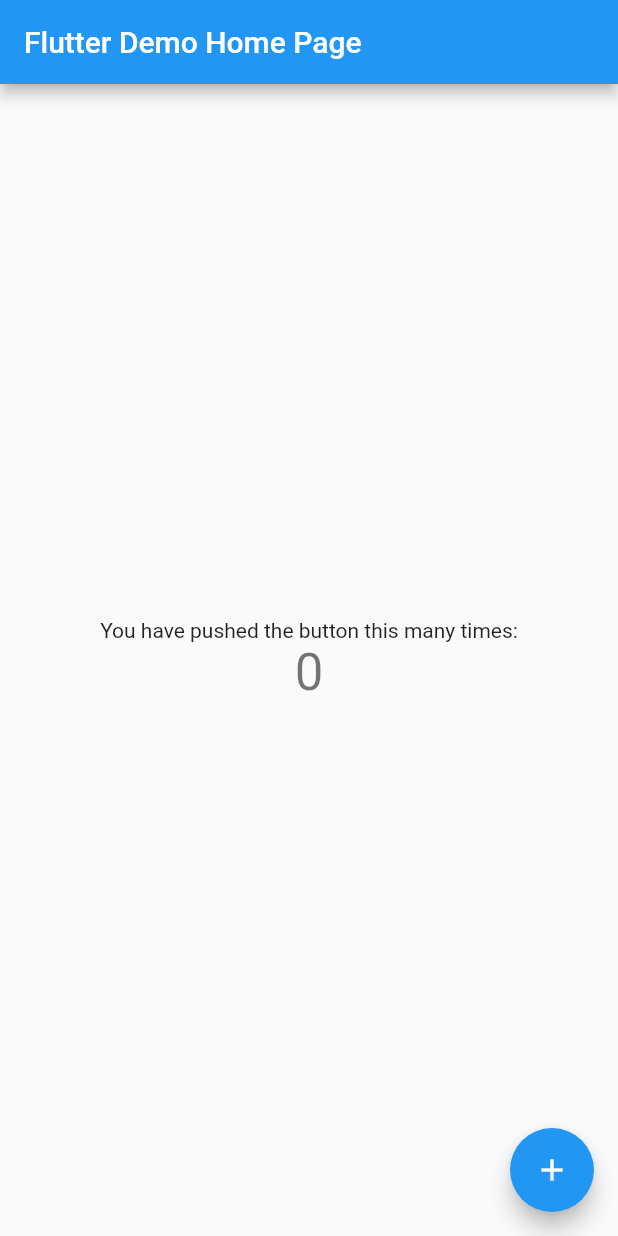
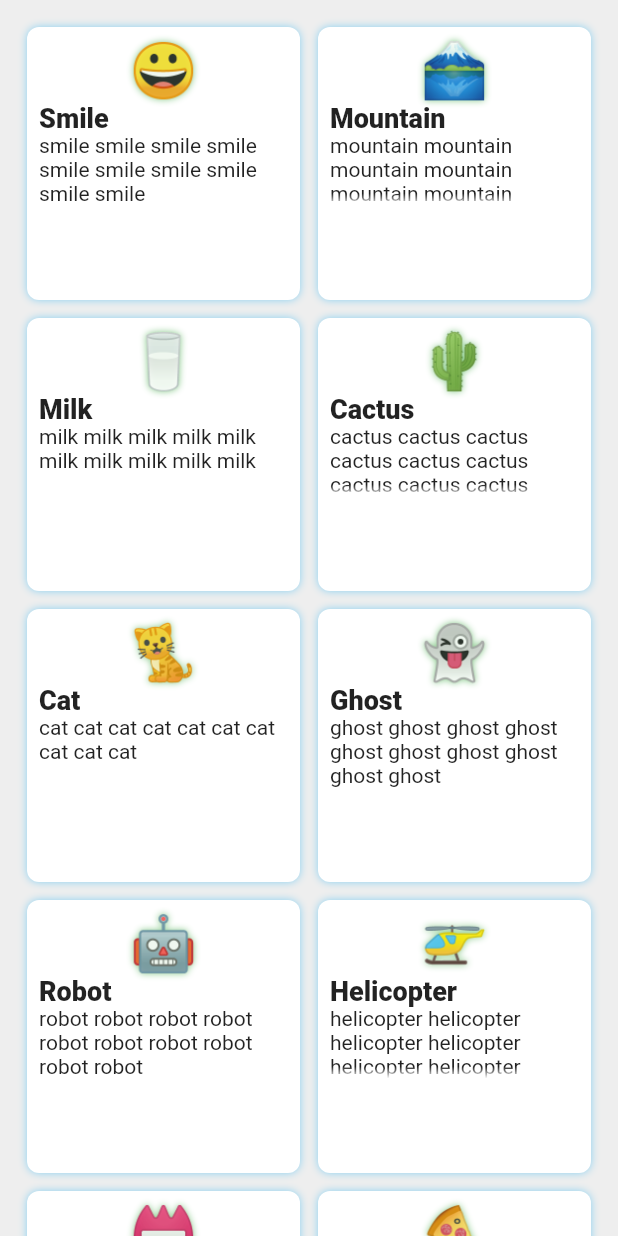
Before and after one commit to sidepelican/iosdc2021, a Flutter app: the screen it shows after launch, on a phone screen of 412 x 824 dp. Run offline on Flutter 3.47's test engine with Material 2 defaults, Android fonts, the phone set to English and light mode, and no system bars.

Commit message:
Add emoji collection

```diff
--- a/flutter_emoji_mania/lib/main.dart
+++ b/flutter_emoji_mania/lib/main.dart
@@ -5,109 +5,203 @@ void main() {
 }
 
 class MyApp extends StatelessWidget {
-  // This widget is the root of your application.
   @override
   Widget build(BuildContext context) {
     return MaterialApp(
       title: 'Flutter Demo',
-      theme: ThemeData(
-        // This is the theme of your application.
-        //
-        // Try running your application with "flutter run". You'll see the
-        // application has a blue toolbar. Then, without quitting the app, try
-        // changing the primarySwatch below to Colors.green and then invoke
-        // "hot reload" (press "r" in the console where you ran "flutter run",
-        // or simply save your changes to "hot reload" in a Flutter IDE).
-        // Notice that the counter didn't reset back to zero; the application
-        // is not restarted.
-        primarySwatch: Colors.blue,
+      home: Scaffold(
+        backgroundColor: Colors.grey.shade200,
+        body: SafeArea(child: RootPage()),
       ),
-      home: MyHomePage(title: 'Flutter Demo Home Page'),
     );
   }
 }
 
-class MyHomePage extends StatefulWidget {
-  MyHomePage({Key? key, required this.title}) : super(key: key);
+class RootPage extends StatelessWidget {
+  @override
+  Widget build(BuildContext context) {
+    return GridView.count(
+      primary: true,
+      padding: const EdgeInsets.all(18),
+      crossAxisSpacing: 12,
+      mainAxisSpacing: 12,
+      crossAxisCount: 2,
+      children: <Widget>[
+        EmojiCell(
+          emoji: "😀",
+          title: "Smile",
+        ),
+        EmojiCell(
+          emoji: "🗻",
+          title: "Mountain",
+        ),
+        EmojiCell(
+          emoji: "🥛",
+          title: "Milk",
+        ),
+        EmojiCell(
+          emoji: "🌵",
+          title: "Cactus",
+        ),
+        EmojiCell(
+          emoji: "🐈",
+          title: "Cat",
+        ),
+        EmojiCell(
+          emoji: "👻",
+          title: "Ghost",
+        ),
+        EmojiCell(
+          emoji: "🤖",
+          title: "Robot",
+        ),
+        EmojiCell(
+          emoji: "🚁",
+          title: "Helicopter",
+        ),
+        EmojiCell(
+          emoji: "📛",
+          title: "Tofu on fire",
+        ),
+        EmojiCell(
+          emoji: "🍕",
+          title: "Pizza",
+        ),
+        EmojiCell(
+          emoji: "🍎",
+          title: "Apple",
+        ),
+        EmojiCell(
+          emoji: "💤",
+          title: "zzz",
+        ),
+        EmojiCell(
+          emoji: "😇",
+          title: "Innocent",
+        ),
+        EmojiCell(
+          emoji: "🤪",
+          title: "Crazy",
+        ),
+        EmojiCell(
+          emoji: "👀",
+          title: "Eyes",
+        ),
+        EmojiCell(
+          emoji: "😡",
+          title: "Oko",
+        ),
+        EmojiCell(
+          emoji: "✏️",
+          title: "Pen",
+        ),
+        EmojiCell(
+          emoji: "🦄",
+          title: "Unicorn",
+        ),
+        EmojiCell(
+          emoji: "🗿",
+          title: "Moai",
+        ),
+        EmojiCell(
+          emoji: "🍄️",
+          title: "Kinoko",
+        ),
+        EmojiCell(
+          emoji: "🍣",
+          title: "Sushi",
+        ),
+        EmojiCell(
+          emoji: "🦀💥🦀",
+          title: "Kani no Kenka",
+        ),
+        EmojiCell(
+          emoji: "👨‍👩‍👧‍👧",
+          title: "Family",
+        ),
+        EmojiCell(
+          emoji: "🍵‍‍",
+          title: "Tea",
+        ),
+        EmojiCell(
+          emoji: "🍌",
+          title: "Banana",
+        ),
+        EmojiCell(
+          emoji: "⚔️",
+          title: "Duel",
+        ),
+        EmojiCell(
+          emoji: "💡",
+          title: "Idea",
+        ),
+        EmojiCell(
+          emoji: "🗝",
+          title: "Key",
+        ),
+        EmojiCell(
+          emoji: "🍆",
+          title: "Eggplant",
+        ),
+        EmojiCell(
+          emoji: "⭐️",
+          title: "Star",
+        ),
+        EmojiCell(
+          emoji: "🍖",
+          title: "Manganiku",
+        ),
+        EmojiCell(
+          emoji: "🚩",
+          title: "Flag",
+        ),
+      ],
+    );
+  }
+}
 
-  // This widget is the home page of your application. It is stateful, meaning
-  // that it has a State object (defined below) that contains fields that affect
-  // how it looks.
-
-  // This class is the configuration for the state. It holds the values (in this
-  // case the title) provided by the parent (in this case the App widget) and
-  // used by the build method of the State. Fields in a Widget subclass are
-  // always marked "final".
-
+class EmojiCell extends StatelessWidget {
+  final String emoji;
   final String title;
 
-  @override
-  _MyHomePageState createState() => _MyHomePageState();
-}
-
-class _MyHomePageState extends State<MyHomePage> {
-  int _counter = 0;
-
-  void _incrementCounter() {
-    setState(() {
-      // This call to setState tells the Flutter framework that something has
-      // changed in this State, which causes it to rerun the build method below
-      // so that the display can reflect the updated values. If we changed
-      // _counter without calling setState(), then the build method would not be
-      // called again, and so nothing would appear to happen.
-      _counter++;
-    });
-  }
+  const EmojiCell({Key? key, required this.emoji, required this.title}) : super(key: key);
 
   @override
   Widget build(BuildContext context) {
-    // This method is rerun every time setState is called, for instance as done
-    // by the _incrementCounter method above.
-    //
-    // The Flutter framework has been optimized to make rerunning build methods
-    // fast, so that you can just rebuild anything that needs updating rather
-    // than having to individually change instances of widgets.
-    return Scaffold(
-      appBar: AppBar(
-        // Here we take the value from the MyHomePage object that was created by
-        // the App.build method, and use it to set our appbar title.
-        title: Text(widget.title),
+    return Container(
+      padding: const EdgeInsets.all(8),
+      decoration: BoxDecoration(
+        color: Colors.white,
+        borderRadius: const BorderRadius.all(Radius.elliptical(8, 8)),
+        boxShadow: [
+          BoxShadow(
+            color: Colors.lightBlue.withAlpha(110),
+            blurRadius: 4,
+          ),
+        ],
       ),
-      body: Center(
-        // Center is a layout widget. It takes a single child and positions it
-        // in the middle of the parent.
-        child: Column(
-          // Column is also a layout widget. It takes a list of children and
-          // arranges them vertically. By default, it sizes itself to fit its
-          // children horizontally, and tries to be as tall as its parent.
-          //
-          // Invoke "debug painting" (press "p" in the console, choose the
-          // "Toggle Debug Paint" action from the Flutter Inspector in Android
-          // Studio, or the "Toggle Debug Paint" command in Visual Studio Code)
-          // to see the wireframe for each widget.
-          //
-          // Column has various properties to control how it sizes itself and
-          // how it positions its children. Here we use mainAxisAlignment to
-          // center the children vertically; the main axis here is the vertical
-          // axis because Columns are vertical (the cross axis would be
-          // horizontal).
-          mainAxisAlignment: MainAxisAlignment.center,
-          children: <Widget>[
-            Text(
-              'You have pushed the button this many times:',
+      child: Column(
+        crossAxisAlignment: CrossAxisAlignment.start,
+        children: <Widget>[
+          Center(
+            child: Text(
+              emoji,
+              style: TextStyle(fontSize: 36, shadows: [
+                Shadow(
+                  color: Colors.green.withAlpha(170),
+                  blurRadius: 6,
+                ),
+              ]),
             ),
-            Text(
-              '$_counter',
-              style: Theme.of(context).textTheme.headline4,
-            ),
-          ],
-        ),
+          ),
+          Text(
+            title,
+            overflow: TextOverflow.ellipsis,
+            style: const TextStyle(fontSize: 18, fontWeight: FontWeight.w800),
+          ),
+          Text(List.filled(10, title.toLowerCase()).join(" "), maxLines: 3, overflow: TextOverflow.fade),
+        ],
       ),
-      floatingActionButton: FloatingActionButton(
-        onPressed: _incrementCounter,
-        tooltip: 'Increment',
-        child: Icon(Icons.add),
-      ), // This trailing comma makes auto-formatting nicer for build methods.
     );
   }
 }
```
